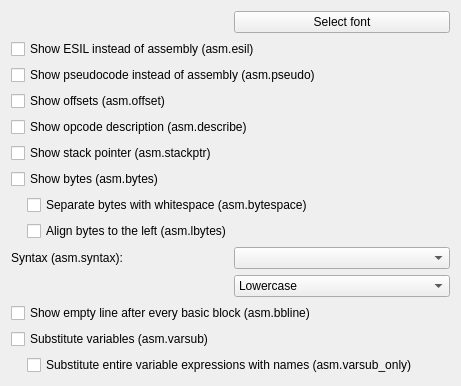
rizinorg/cutter, file src/dialogs/preferences/AsmOptionsWidget.ui: the form before one commit.
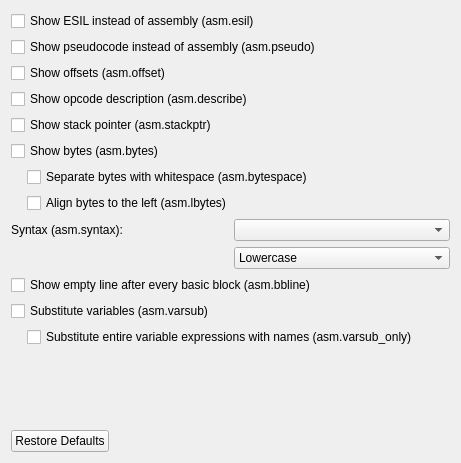
The form after the commit.

Commit message: Move general options from AsmOptionsWidget to new GeneralOptionsWidget

What changed in the file:
```diff
--- a/src/dialogs/preferences/AsmOptionsWidget.ui
+++ b/src/dialogs/preferences/AsmOptionsWidget.ui
@@ -14,27 +14,6 @@
    <string>Disassembly Options</string>
   </property>
   <layout class="QVBoxLayout" name="verticalLayout">
-   <property name="sizeConstraint">
-    <enum>QLayout::SetMinAndMaxSize</enum>
-   </property>
-   <item>
-    <layout class="QHBoxLayout" name="fontSelectionLayout">
-     <item>
-      <widget class="QLabel" name="fontSelectionLabel">
-       <property name="text">
-        <string notr="true"/>
-       </property>
-      </widget>
-     </item>
-     <item>
-      <widget class="QPushButton" name="fontSelectionButton">
-       <property name="text">
-        <string>Select font</string>
-       </property>
-      </widget>
-     </item>
-    </layout>
-   </item>
    <item>
     <widget class="QCheckBox" name="esilCheckBox">
      <property name="text">
@@ -159,6 +138,29 @@
      </item>
     </layout>
    </item>
+   <item>
+    <spacer name="verticalSpacer">
+     <property name="orientation">
+      <enum>Qt::Vertical</enum>
+     </property>
+     <property name="sizeHint" stdset="0">
+      <size>
+       <width>20</width>
+       <height>40</height>
+      </size>
+     </property>
+    </spacer>
+   </item>
+   <item>
+    <widget class="QDialogButtonBox" name="buttonBox">
+     <property name="orientation">
+      <enum>Qt::Horizontal</enum>
+     </property>
+     <property name="standardButtons">
+      <set>QDialogButtonBox::RestoreDefaults</set>
+     </property>
+    </widget>
+   </item>
   </layout>
   <action name="actionSaveAsDefault">
    <property name="text">
```
Left out of the diff: 2 changed lines with no effect on the pictures. The commit also changes 12 other files.
